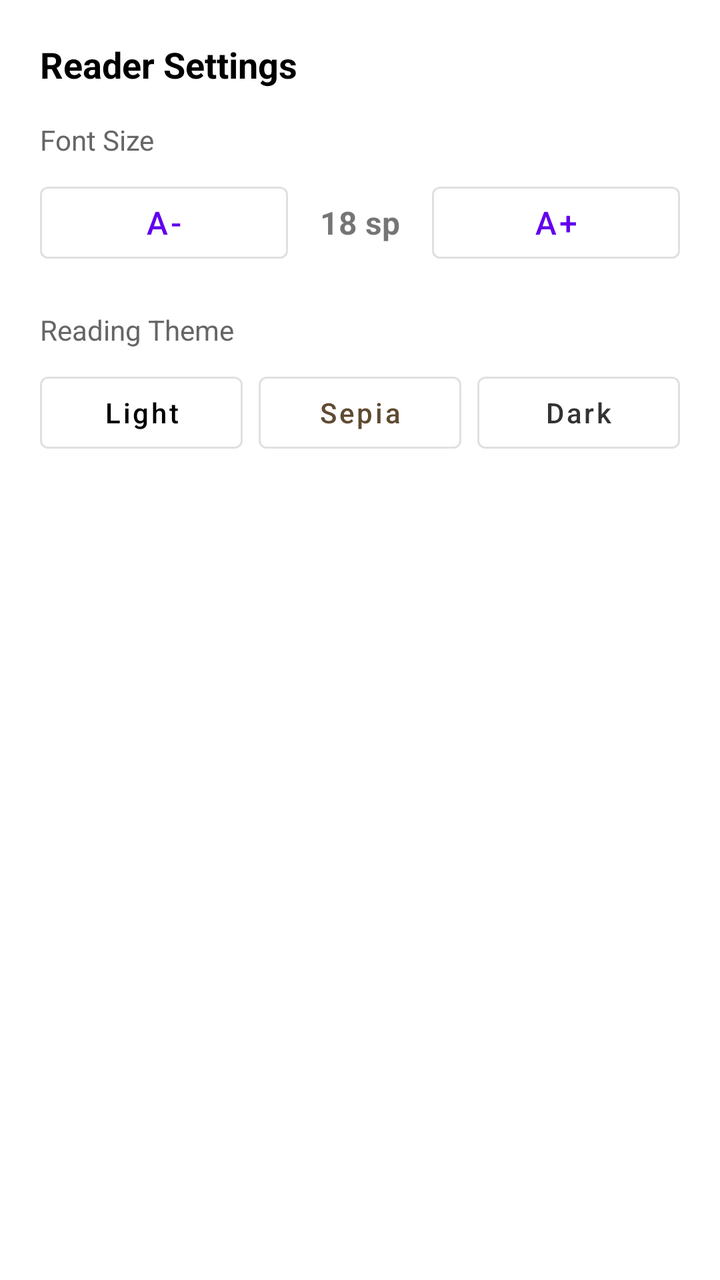
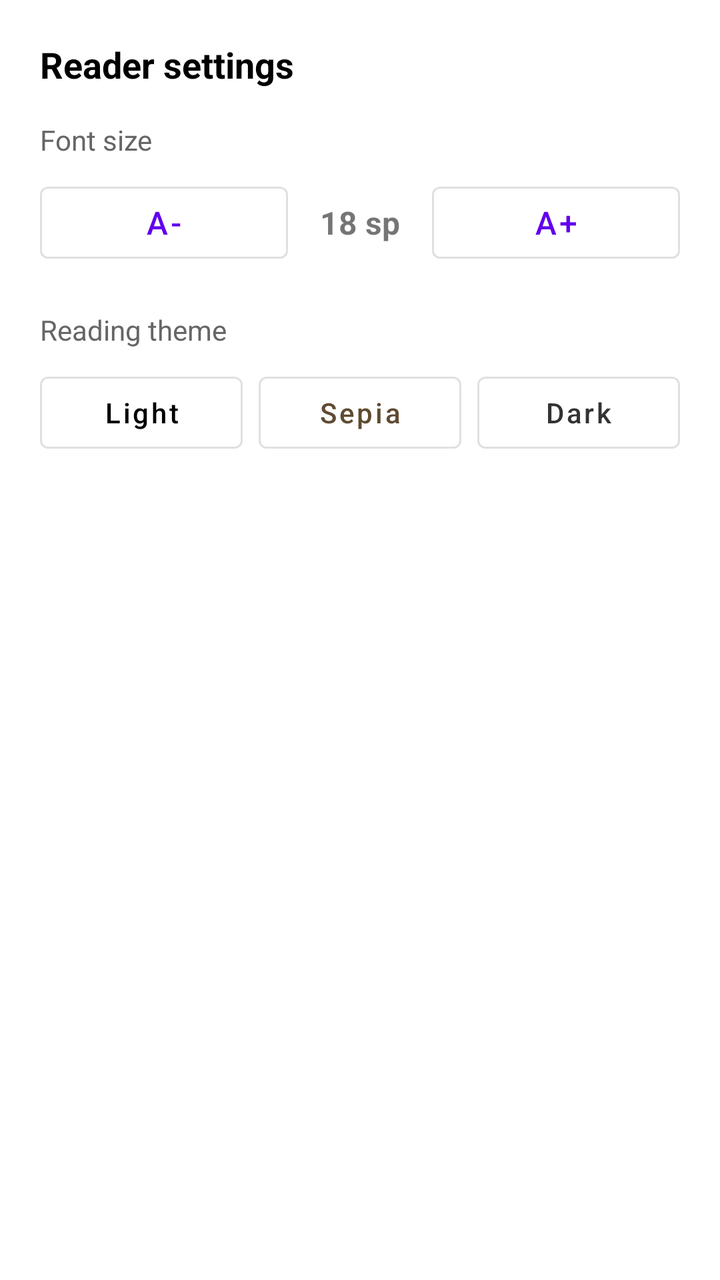

Two renders of the same Android screen: before a commit and after it. Below are the layout's source before the change and the commit's diff.
<!-- AndroidManifest.xml: application theme Theme.Epub_reader -->
<!-- res/layout/dialog_reader_settings.xml -->
<?xml version="1.0" encoding="utf-8"?>
<LinearLayout xmlns:android="http://schemas.android.com/apk/res/android"
    android:layout_width="match_parent"
    android:layout_height="wrap_content"
    android:orientation="vertical"
    android:padding="20dp"
    android:background="@color/white">

    <TextView
        android:layout_width="wrap_content"
        android:layout_height="wrap_content"
        android:text="Reader Settings"
        android:textSize="18sp"
        android:textStyle="bold"
        android:textColor="@color/black"
        android:layout_marginBottom="16dp" />

    
    <TextView
        android:layout_width="wrap_content"
        android:layout_height="wrap_content"
        android:text="Font Size"
        android:textSize="14sp"
        android:textColor="#666666"
        android:layout_marginBottom="8dp" />

    <LinearLayout
        android:layout_width="match_parent"
        android:layout_height="wrap_content"
        android:orientation="horizontal"
        android:gravity="center_vertical"
        android:layout_marginBottom="20dp">

        <Button
            android:id="@+id/btnFontDecrease"
            android:layout_width="0dp"
            android:layout_height="wrap_content"
            android:layout_weight="1"
            android:text="A-"
            android:textSize="16sp"
            style="@style/Widget.MaterialComponents.Button.OutlinedButton" />

        <TextView
            android:id="@+id/tvFontSizeValue"
            android:layout_width="wrap_content"
            android:layout_height="wrap_content"
            android:text="18 sp"
            android:textSize="16sp"
            android:textStyle="bold"
            android:paddingStart="16dp"
            android:paddingEnd="16dp" />

        <Button
            android:id="@+id/btnFontIncrease"
            android:layout_width="0dp"
            android:layout_height="wrap_content"
            android:layout_weight="1"
            android:text="A+"
            android:textSize="16sp"
            style="@style/Widget.MaterialComponents.Button.OutlinedButton" />
    </LinearLayout>

    
    <TextView
        android:layout_width="wrap_content"
        android:layout_height="wrap_content"
        android:text="Reading Theme"
        android:textSize="14sp"
        android:textColor="#666666"
        android:layout_marginBottom="8dp" />

    <LinearLayout
        android:layout_width="match_parent"
        android:layout_height="wrap_content"
        android:orientation="horizontal"
        android:gravity="center">

        <Button
            android:id="@+id/btnThemeLight"
            android:layout_width="0dp"
            android:layout_height="wrap_content"
            android:layout_weight="1"
            android:text="Light"
            android:textAllCaps="false"
            android:textColor="#000000"
            android:layout_marginEnd="4dp"
            style="@style/Widget.MaterialComponents.Button.OutlinedButton" />

        <Button
            android:id="@+id/btnThemeSepia"
            android:layout_width="0dp"
            android:layout_height="wrap_content"
            android:layout_weight="1"
            android:text="Sepia"
            android:textAllCaps="false"
            android:textColor="#5F4B32"
            android:layout_marginStart="4dp"
            android:layout_marginEnd="4dp"
            style="@style/Widget.MaterialComponents.Button.OutlinedButton" />

        <Button
            android:id="@+id/btnThemeDark"
            android:layout_width="0dp"
            android:layout_height="wrap_content"
            android:layout_weight="1"
            android:text="Dark"
            android:textAllCaps="false"
            android:textColor="#333333"
            android:layout_marginStart="4dp"
            style="@style/Widget.MaterialComponents.Button.OutlinedButton" />
    </LinearLayout>

</LinearLayout>
<!-- resources referenced by this layout -->
<resources>
  <color name="black">#FF000000</color>
  <color name="white">#FFFFFFFF</color>
  <style name="Theme.Epub_reader" parent="Theme.MaterialComponents.DayNight.NoActionBar" />
</resources>

<!-- the commit's change to res/layout/dialog_reader_settings.xml (unified diff, before → after) -->
@@ -9,7 +9,7 @@
     <TextView
         android:layout_width="wrap_content"
         android:layout_height="wrap_content"
-        android:text="Reader Settings"
+        android:text="@string/reader_settings"
         android:textSize="18sp"
         android:textStyle="bold"
         android:textColor="@color/black"
@@ -19,7 +19,7 @@
     <TextView
         android:layout_width="wrap_content"
         android:layout_height="wrap_content"
-        android:text="Font Size"
+        android:text="@string/font_size"
         android:textSize="14sp"
         android:textColor="#666666"
         android:layout_marginBottom="8dp" />
@@ -64,7 +64,7 @@
     <TextView
         android:layout_width="wrap_content"
         android:layout_height="wrap_content"
-        android:text="Reading Theme"
+        android:text="@string/reading_theme"
         android:textSize="14sp"
         android:textColor="#666666"
         android:layout_marginBottom="8dp" />
@@ -80,7 +80,7 @@
             android:layout_width="0dp"
             android:layout_height="wrap_content"
             android:layout_weight="1"
-            android:text="Light"
+            android:text="@string/light"
             android:textAllCaps="false"
             android:textColor="#000000"
             android:layout_marginEnd="4dp"
@@ -91,7 +91,7 @@
             android:layout_width="0dp"
             android:layout_height="wrap_content"
             android:layout_weight="1"
-            android:text="Sepia"
+            android:text="@string/sepia"
             android:textAllCaps="false"
             android:textColor="#5F4B32"
             android:layout_marginStart="4dp"
@@ -103,7 +103,7 @@
             android:layout_width="0dp"
             android:layout_height="wrap_content"
             android:layout_weight="1"
-            android:text="Dark"
+            android:text="@string/dark"
             android:textAllCaps="false"
             android:textColor="#333333"
             android:layout_marginStart="4dp"
<!-- resource entries referenced after the edit -->
@@ -2,6 +2,12 @@
 <resources>
   <color name="black">#FF000000</color>
   <color name="white">#FFFFFFFF</color>
+  <string name="dark">Dark</string>
+  <string name="font_size">Font size</string>
+  <string name="light">Light</string>
+  <string name="reader_settings">Reader settings</string>
+  <string name="reading_theme">Reading theme</string>
+  <string name="sepia">Sepia</string>
   <style name="Theme.Epub_reader" parent="Theme.MaterialComponents.DayNight.NoActionBar" />
 </resources>
 
